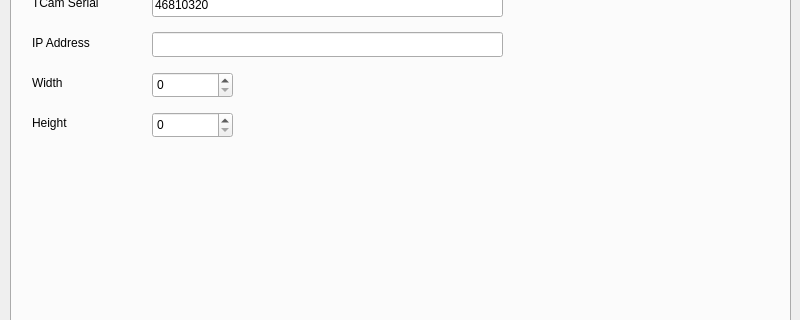
First picture: the form in source/mainwindow.ui, repository tentone/cork, before the edit; both pictures show x 0 to 800 and y 154 to 474 of the 800 by 600 pixel window.
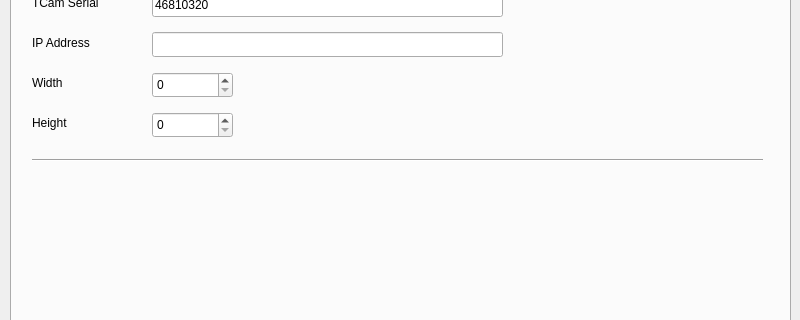
Second picture: the form after the edit.

Patch:
```diff
--- a/source/mainwindow.ui
+++ b/source/mainwindow.ui
@@ -691,6 +691,19 @@
        </rect>
       </property>
      </widget>
+     <widget class="Line" name="line">
+      <property name="geometry">
+       <rect>
+        <x>20</x>
+        <y>270</y>
+        <width>731</width>
+        <height>16</height>
+       </rect>
+      </property>
+      <property name="orientation">
+       <enum>Qt::Horizontal</enum>
+      </property>
+     </widget>
     </widget>
     <widget class="QWidget" name="tab_camera_b">
      <attribute name="title">
```
Left out of the diff: 48 changed lines with no effect on the pictures.
